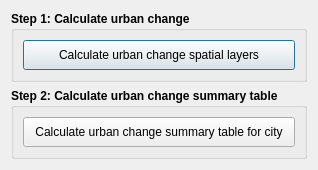
Before: the Qt Designer form LDMP/gui/DlgCalculateUrban.ui in ConservationInternational/trends.earth, drawn with Qt 5.
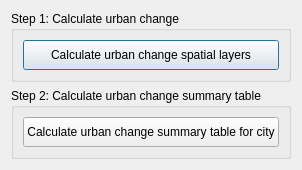
After: the same form once the commit is applied.

What changed in the file:
```diff
--- a/LDMP/gui/DlgCalculateUrban.ui
+++ b/LDMP/gui/DlgCalculateUrban.ui
@@ -33,7 +33,7 @@
      </property>
      <property name="font">
       <font>
-       <weight>75</weight>
+       <weight>700</weight>
        <bold>true</bold>
       </font>
      </property>
@@ -57,7 +57,7 @@
         </property>
         <property name="font">
          <font>
-          <weight>50</weight>
+          <weight>400</weight>
           <bold>false</bold>
          </font>
         </property>
@@ -79,7 +79,7 @@
      </property>
      <property name="font">
       <font>
-       <weight>75</weight>
+       <weight>700</weight>
        <bold>true</bold>
       </font>
      </property>
@@ -103,7 +103,7 @@
         </property>
         <property name="font">
          <font>
-          <weight>50</weight>
+          <weight>400</weight>
           <bold>false</bold>
          </font>
         </property>
```
